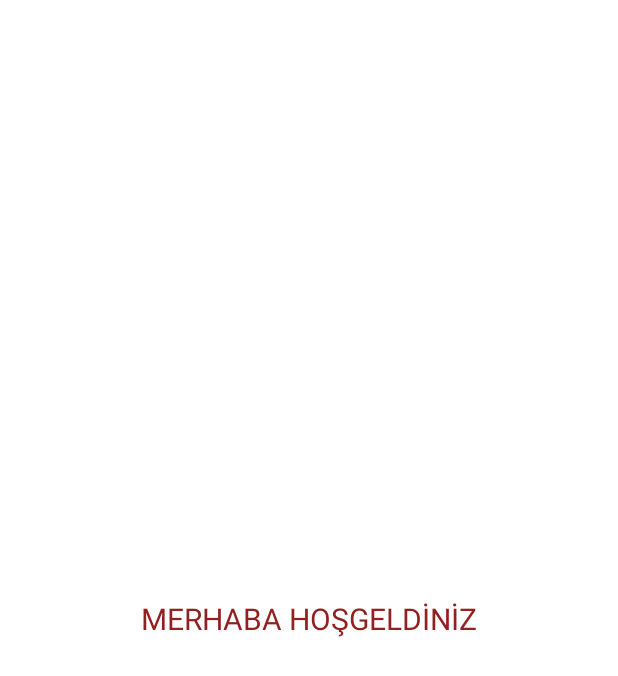
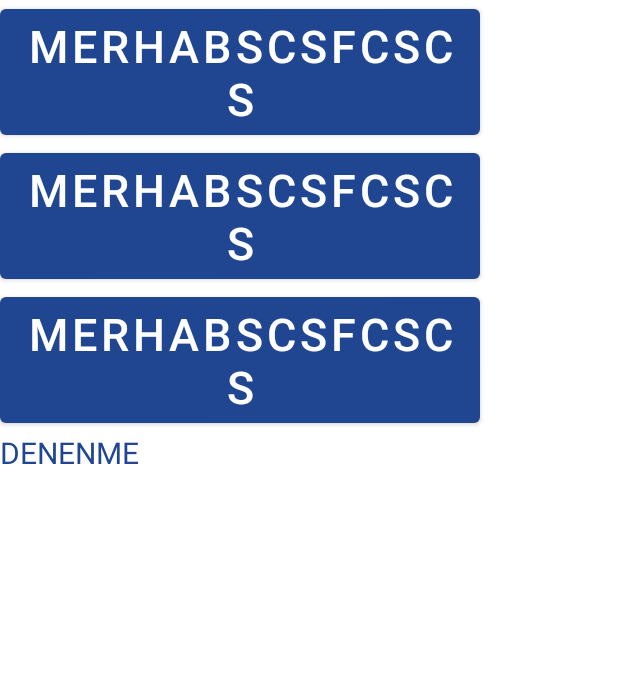
Before and after one commit to Guru444/IsmekProject, an Android app: the screen it shows after launch (MainActivity), on a phone screen of 412 x 824 dp. Shown: the top 676 px of the screen. Run offline under Robolectric (Android 15) with nearby library versions, the phone set to English and light mode, and no system bars.

Commit message:
Hafta 2 - ders 1

```diff
--- a/app/build.gradle
+++ b/app/build.gradle
@@ -1,6 +1,7 @@
 plugins {
     id 'com.android.application'
     id 'kotlin-android'
+    id 'kotlin-android-extensions'
 }
 
 android {
--- a/app/src/main/AndroidManifest.xml
+++ b/app/src/main/AndroidManifest.xml
@@ -9,6 +9,9 @@
         android:roundIcon="@mipmap/ic_launcher_round"
         android:supportsRtl="true"
         android:theme="@style/Theme.IsmekProject">
+        <activity
+            android:name=".HosgeldinActivity"
+            android:exported="false" />
         <activity
             android:name=".MainActivity2"
             android:exported="false" />
--- a/app/src/main/java/com/oyun/ismekproject/MainActivity.kt
+++ b/app/src/main/java/com/oyun/ismekproject/MainActivity.kt
@@ -1,9 +1,12 @@
 package com.oyun.ismekproject
 
+import android.content.Intent
 import androidx.appcompat.app.AppCompatActivity
 import android.os.Bundle
 import android.util.Log
+import android.view.View
 import android.widget.Toast
+import kotlinx.android.synthetic.main.activity_main3.*
 import java.util.*
 import kotlin.collections.ArrayList
 
@@ -11,6 +14,13 @@ class MainActivity : AppCompatActivity() {
     override fun onCreate(savedInstanceState: Bundle?) {
         super.onCreate(savedInstanceState)
         setContentView(R.layout.activity_main3)
+
+        btn_gonder.setOnClickListener {
+            val intent = Intent(this,HosgeldinActivity::class.java)
+            startActivity(intent)
+            Toast.makeText(this,"Ben Butonum", Toast.LENGTH_SHORT).show()
+        }
+
 
         val sayi = 5
         var sayi2: Int = 5
@@ -116,6 +126,13 @@ class MainActivity : AppCompatActivity() {
     fun toplama(sayi1: Int, sayi2: Int) : String{
         return (sayi1 + sayi2).toString()
     }
+    fun toplama2(){
+
+    }
+    var toplama4: Int = 0
+    fun toplama3() : Int{
+        return 44 + 10
+    }
 }
 
 
--- a/app/src/main/res/layout/activity_main3.xml
+++ b/app/src/main/res/layout/activity_main3.xml
@@ -1,21 +1,41 @@
 <?xml version="1.0" encoding="utf-8"?>
-<androidx.constraintlayout.widget.ConstraintLayout xmlns:android="http://schemas.android.com/apk/res/android"
+<LinearLayout xmlns:android="http://schemas.android.com/apk/res/android"
     xmlns:app="http://schemas.android.com/apk/res-auto"
     xmlns:tools="http://schemas.android.com/tools"
     android:layout_width="match_parent"
     android:layout_height="match_parent"
+    android:orientation="vertical"
     tools:context=".MainActivity">
 
-    <TextView
-        android:id="@+id/tv_title"
+    <Button
+        android:id="@+id/btn_gonder"
         android:layout_width="wrap_content"
         android:layout_height="wrap_content"
-        android:text="@string/welcome"
+        android:text="Merhabscsfcscs"
+        android:textColor="@color/white"
+        android:textSize="30dp"/>
+
+    <Button
+        android:id="@+id/btn_gonderme"
+        android:layout_width="wrap_content"
+        android:layout_height="wrap_content"
+        android:text="Merhabscsfcscs"
+        android:textColor="@color/white"
+        android:textSize="30dp"/>
+
+    <Button
+        android:layout_width="wrap_content"
+        android:layout_height="wrap_content"
+        android:text="Merhabscsfcscs"
+        android:textColor="@color/white"
+        android:textSize="30dp"/>
+
+    <TextView
+        android:layout_width="wrap_content"
+        android:layout_height="wrap_content"
+        android:text="DENENME"
         android:textSize="20dp"
-        android:textColor="@color/kirmizi"
-        app:layout_constraintEnd_toEndOf="parent"
-        app:layout_constraintStart_toStartOf="parent"
-        app:layout_constraintTop_toTopOf="parent"
-        app:layout_constraintBottom_toBottomOf="parent"/>
+        android:textColor="@color/blue"/>
 
-</androidx.constraintlayout.widget.ConstraintLayout>
+
+</LinearLayout>
--- a/app/src/main/res/values/colors.xml
+++ b/app/src/main/res/values/colors.xml
@@ -6,6 +6,6 @@
     <color name="teal_200">#FF03DAC5</color>
     <color name="teal_700">#FF018786</color>
     <color name="black">#FF000000</color>
-    <color name="white">#912121</color>
-    <color name="kirmizi">#912121</color>
+    <color name="white">#ffff</color>
+    <color name="blue">#214691</color>
 </resources>
--- a/app/src/main/res/values/themes.xml
+++ b/app/src/main/res/values/themes.xml
@@ -2,8 +2,8 @@
     <!-- Base application theme. -->
     <style name="Theme.IsmekProject" parent="Theme.MaterialComponents.DayNight.NoActionBar">
         <!-- Primary brand color. -->
-        <item name="colorPrimary">@color/kirmizi</item>
-        <item name="colorPrimaryVariant">@color/kirmizi</item>
+        <item name="colorPrimary">@color/blue</item>
+        <item name="colorPrimaryVariant">@color/blue</item>
         <item name="colorOnPrimary">@color/white</item>
         <!-- Secondary brand color. -->
         <item name="colorSecondary">@color/teal_200</item>
```
Also changed, not shown: app/src/main/java/com/oyun/ismekproject/HosgeldinActivity.kt (added, +11 -0 lines), app/src/main/res/layout/activity_hosgeldin.xml (added, +21 -0 lines).
